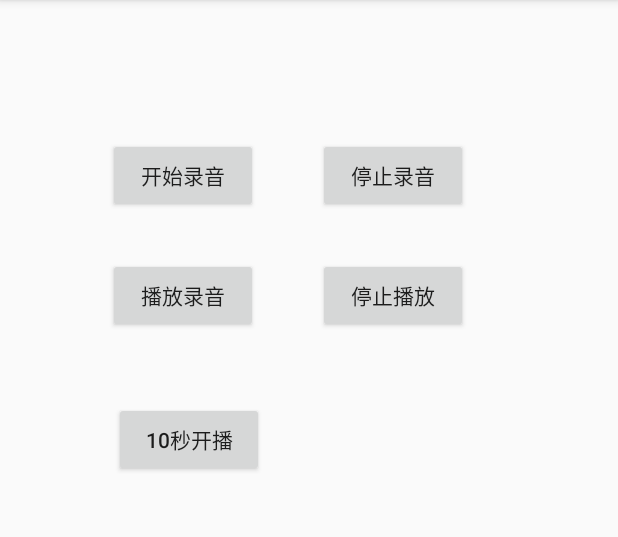
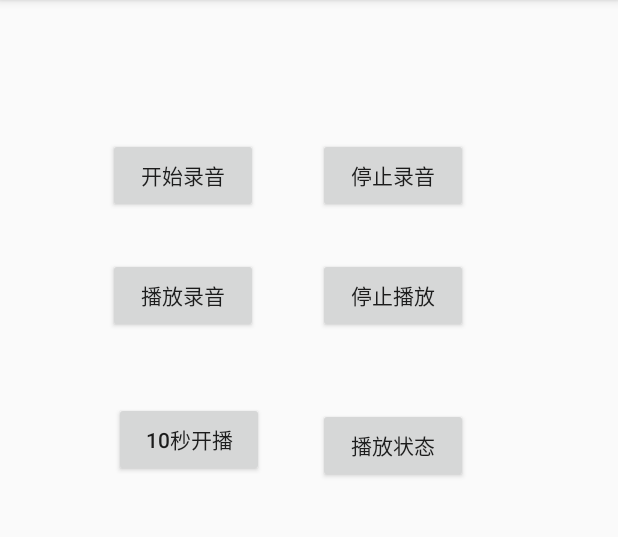
Before and after one commit to donbe/JYMediaPlayer, an Android app: the screen it shows after launch (MainActivity), on a phone screen of 412 x 824 dp, the part 84-621 px from its top. Run offline under Robolectric (Android 15) with nearby library versions, the phone set to English and light mode, and no system bars.

Commit message:
增加获取播放中状态

```diff
--- a/app/src/main/res/layout/content_main.xml
+++ b/app/src/main/res/layout/content_main.xml
@@ -53,6 +53,17 @@
         app:layout_constraintTop_toTopOf="parent" />
 
     <Button
+        android:id="@+id/isplaying"
+        android:layout_width="100dp"
+        android:layout_height="50dp"
+        android:layout_marginStart="212dp"
+        android:layout_marginLeft="212dp"
+        android:layout_marginTop="272dp"
+        android:text="播放状态"
+        app:layout_constraintStart_toStartOf="parent"
+        app:layout_constraintTop_toTopOf="parent" />
+
+    <Button
         android:id="@+id/stopPlay"
         android:layout_width="100dp"
         android:layout_height="50dp"
```
Also changed, not shown: app/src/main/java/com/example/myapplication/JYMediaPlayer.java (+12 -0 lines), app/src/main/java/com/example/myapplication/MainActivity.java (+21 -3 lines).
